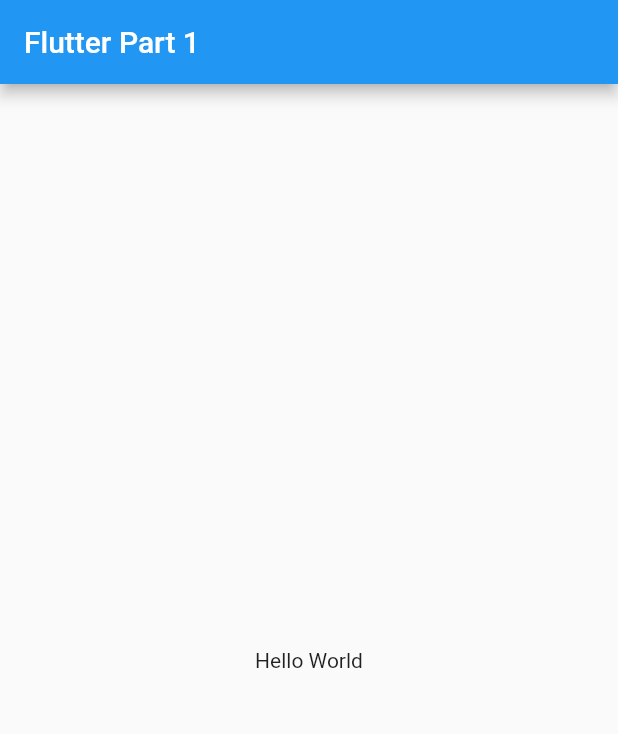
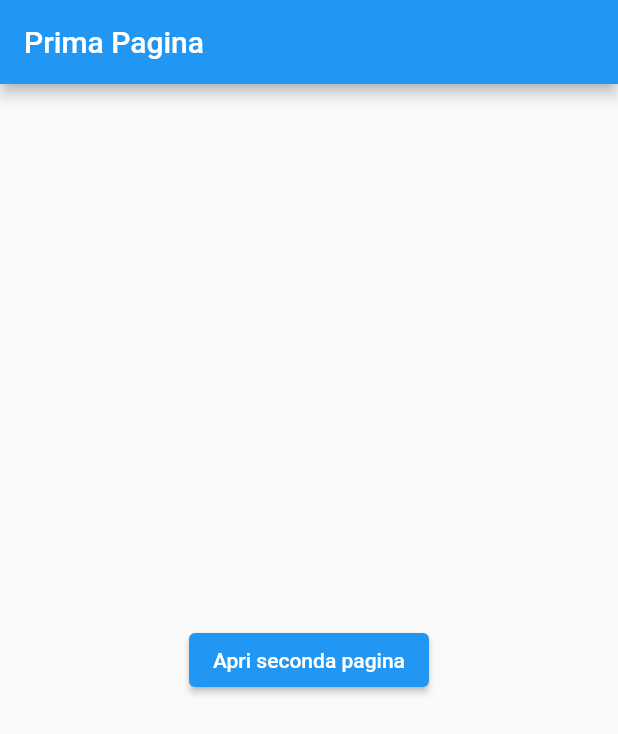
Before and after one commit to munsra/first_flutter_app_01, a Flutter app: the screen it shows after launch, on a phone screen of 412 x 824 dp. Shown: the top 734 px of the screen. Run offline on Flutter 3.47's test engine with Material 2 defaults, Android fonts, the phone set to English and light mode, and no system bars.

Commit message:
final code

```diff
--- a/lib/main.dart
+++ b/lib/main.dart
@@ -14,29 +14,52 @@ class MyApp extends StatelessWidget {
       theme: ThemeData(
         primarySwatch: Colors.blue,
       ),
-      home: const MyHomePage(title: 'Flutter Part 1'),
+      home: const FirstRoute(),
     );
   }
 }
 
-class MyHomePage extends StatefulWidget {
-  const MyHomePage({super.key, required this.title});
-  final String title;
+class FirstRoute extends StatelessWidget {
+  const FirstRoute({super.key});
 
-  @override
-  State<MyHomePage> createState() => _MyHomePageState();
-}
-
-class _MyHomePageState extends State<MyHomePage> {
   @override
   Widget build(BuildContext context) {
     return Scaffold(
       appBar: AppBar(
-        title: Text(widget.title),
+        title: const Text('Prima Pagina'),
       ),
-      body: const Center(
-        child: Text("Hello World"),
+      body: Center(
+        child: ElevatedButton(
+          child: const Text('Apri seconda pagina'),
+          onPressed: () {
+            Navigator.push(
+              context,
+              MaterialPageRoute(builder: (context) => const SecondRoute()),
+            );
+          },
+        ),
       ),
     );
   }
 }
+
+class SecondRoute extends StatelessWidget {
+  const SecondRoute({super.key});
+
+  @override
+  Widget build(BuildContext context) {
+    return Scaffold(
+      appBar: AppBar(
+        title: const Text('Seconda Pagina'),
+      ),
+      body: Center(
+        child: ElevatedButton(
+          onPressed: () {
+            Navigator.pop(context);
+          },
+          child: const Text('Torna indietro!'),
+        ),
+      ),
+    );
+  }
+}
```
